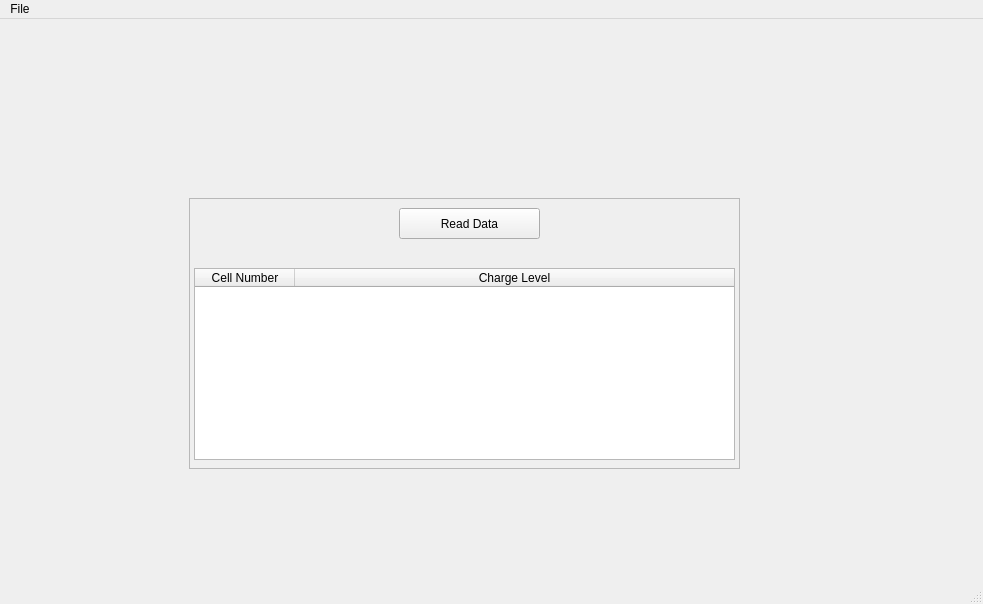
This is mainwindow.ui in gcmvy3/voltron-dashboard as Qt 5 draws it before an edit. The edited form follows.
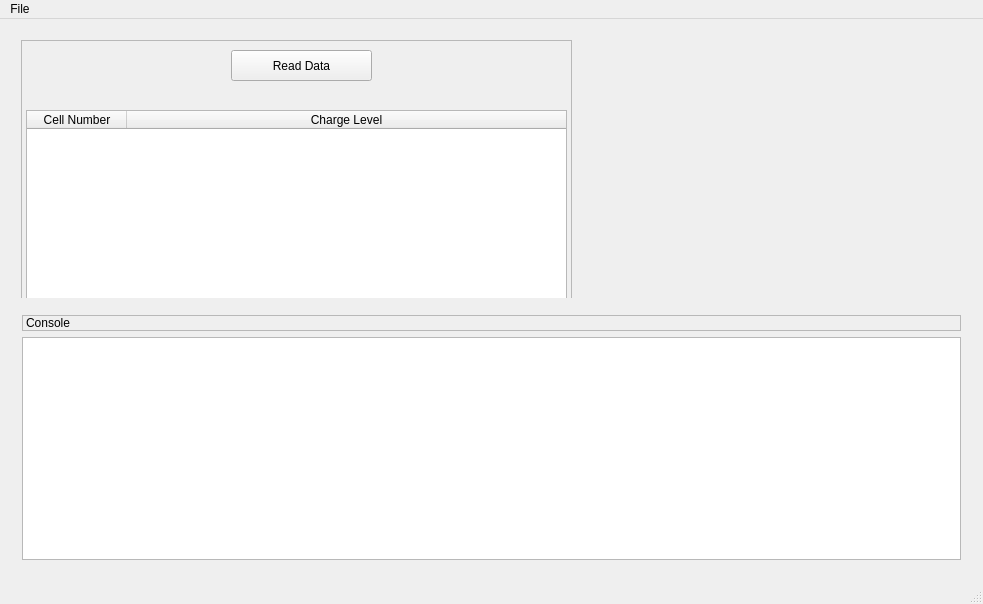
This is the edited form. Custom widgets are drawn as their Qt base class.

Commit message:
Add Console to Project
-Added ConsoleThread class
-Added ConsoleWidget class
-Added console components to ui
-Added ConsolePacket to Packets.h

```diff
--- a/mainwindow.ui
+++ b/mainwindow.ui
@@ -14,15 +14,9 @@
    <string>MainWindow</string>
   </property>
   <widget class="QWidget" name="centralWidget">
+   <layout class="QVBoxLayout" name="verticalLayout_2">
+    <item>
    <widget class="BatteryWidget" name="batteryWidget" native="true">
-    <property name="geometry">
-     <rect>
-      <x>179</x>
-      <y>169</y>
-      <width>571</width>
-      <height>291</height>
-     </rect>
-    </property>
     <widget class="QFrame" name="frame">
      <property name="geometry">
       <rect>
@@ -88,6 +82,52 @@
      </widget>
     </widget>
    </widget>
+    </item>
+    <item>
+     <widget class="QWidget" name="consoleWidget" native="true">
+      <layout class="QVBoxLayout" name="verticalLayout">
+       <item>
+        <widget class="QLabel" name="label">
+         <property name="sizePolicy">
+          <sizepolicy hsizetype="Preferred" vsizetype="Maximum">
+           <horstretch>0</horstretch>
+           <verstretch>0</verstretch>
+          </sizepolicy>
+         </property>
+         <property name="autoFillBackground">
+          <bool>true</bool>
+         </property>
+         <property name="frameShape">
+          <enum>QFrame::StyledPanel</enum>
+         </property>
+         <property name="frameShadow">
+          <enum>QFrame::Plain</enum>
+         </property>
+         <property name="lineWidth">
+          <number>1</number>
+         </property>
+         <property name="midLineWidth">
+          <number>0</number>
+         </property>
+         <property name="text">
+          <string>Console</string>
+         </property>
+        </widget>
+       </item>
+       <item>
+        <widget class="QTextBrowser" name="consoleBrowser">
+         <property name="sizePolicy">
+          <sizepolicy hsizetype="Preferred" vsizetype="Preferred">
+           <horstretch>0</horstretch>
+           <verstretch>0</verstretch>
+          </sizepolicy>
+         </property>
+        </widget>
+       </item>
+      </layout>
+     </widget>
+    </item>
+   </layout>
   </widget>
   <widget class="QMenuBar" name="menuBar">
    <property name="geometry">
```
Left out of the diff: 8 changed lines with no effect on the pictures. Lines whose indentation alone changed are shown as unchanged. The commit also changes 15 other files.
